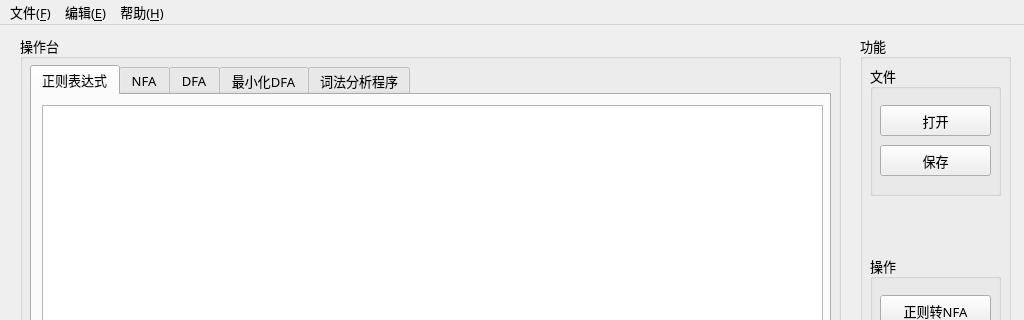
Lyuyk/Compile-Principle-Course-Labs, file R2Lexer/mainwindow.ui: the form before one commit; both pictures show x 0 to 1024 and y 0 to 320 of the 1024 by 768 pixel window.
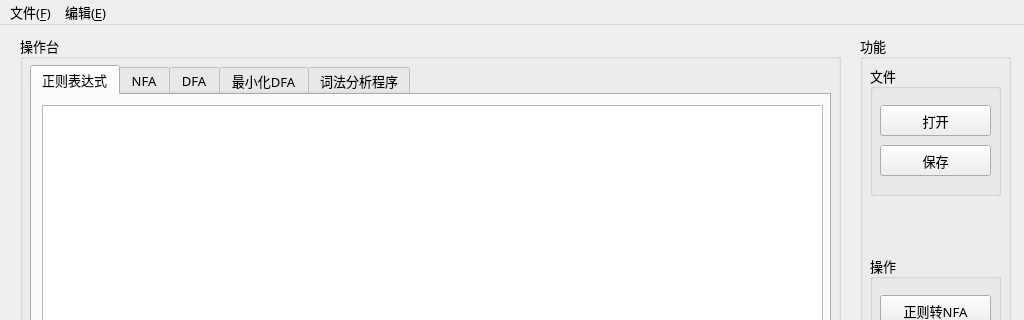
The form after the commit.

Commit message: 补充注释

```diff
--- a/R2Lexer/mainwindow.ui
+++ b/R2Lexer/mainwindow.ui
@@ -476,19 +476,6 @@
      <height>29</height>
     </rect>
    </property>
-   <widget class="QMenu" name="menu">
-    <property name="font">
-     <font>
-      <family>微软雅黑</family>
-      <pointsize>10</pointsize>
-     </font>
-    </property>
-    <property name="title">
-     <string>帮助(&amp;H)</string>
-    </property>
-    <addaction name="action_About_me"/>
-    <addaction name="action_User_guide"/>
-   </widget>
    <widget class="QMenu" name="menu_2">
     <property name="title">
      <string>编辑(&amp;E)</string>
@@ -509,7 +496,6 @@
    </widget>
    <addaction name="menu_3"/>
    <addaction name="menu_2"/>
-   <addaction name="menu"/>
   </widget>
   <widget class="QStatusBar" name="statusbar"/>
   <action name="action_About_me">
```
Left out of the diff: 1 changed line with no effect on the pictures. The commit also changes 2 other files.
